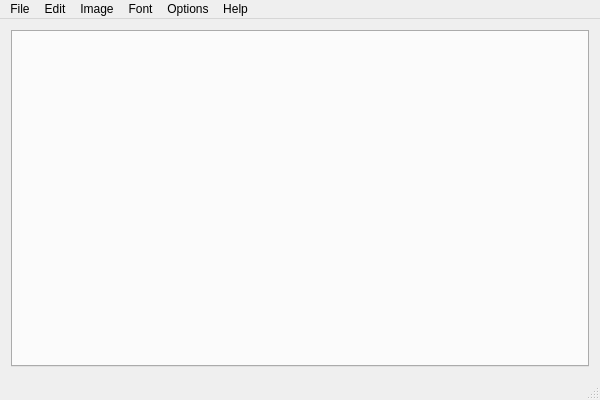
Above: controls/main/mainwindow.ui from WiseLord/lcd-image-converter before the change. Below: the same form after it.
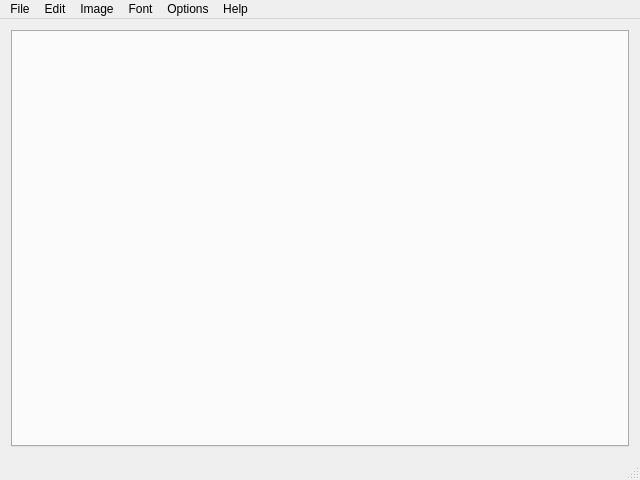
That is the form after the change.

Commit message: Add shortcuts and translations

```diff
--- a/controls/main/mainwindow.ui
+++ b/controls/main/mainwindow.ui
@@ -6,8 +6,8 @@
    <rect>
     <x>0</x>
     <y>0</y>
-    <width>600</width>
-    <height>400</height>
+    <width>640</width>
+    <height>480</height>
    </rect>
   </property>
   <property name="windowTitle">
@@ -35,7 +35,7 @@
     <rect>
      <x>0</x>
      <y>0</y>
-     <width>600</width>
+     <width>640</width>
      <height>20</height>
     </rect>
    </property>
```
Left out of the diff: 85 changed lines with no effect on the pictures. The commit also changes 1 other file.
